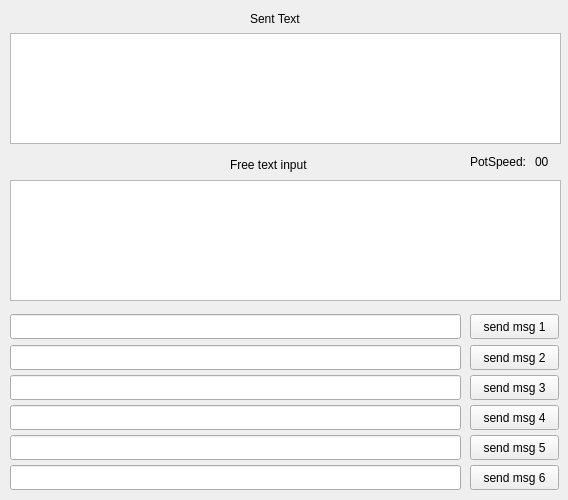
This is main.ui in mbridak/PyWinKeyerSerial as Qt 5 draws it before an edit. The edited form follows.
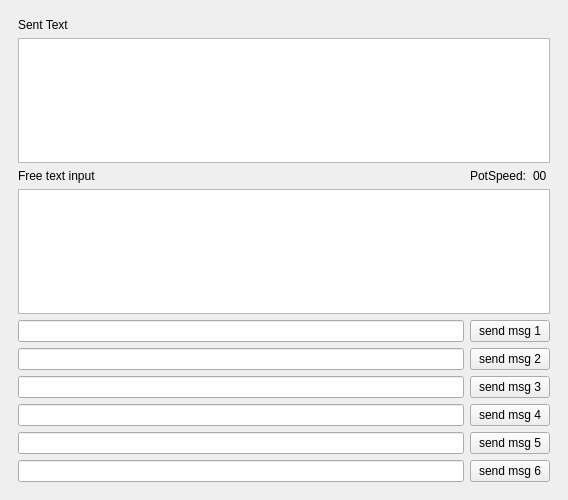
This is the edited form.

Commit message: Made the window resizeable.

Diff of the .ui file:
```diff
--- a/main.ui
+++ b/main.ui
@@ -14,216 +14,114 @@
    <string>MainWindow</string>
   </property>
   <widget class="QWidget" name="centralwidget">
-   <widget class="QPlainTextEdit" name="outputbox">
-    <property name="geometry">
-     <rect>
-      <x>10</x>
-      <y>33</y>
-      <width>551</width>
-      <height>111</height>
-     </rect>
+   <layout class="QGridLayout" name="gridLayout">
+    <property name="leftMargin">
+     <number>18</number>
     </property>
-   </widget>
-   <widget class="QPlainTextEdit" name="inputbox">
-    <property name="geometry">
-     <rect>
-      <x>10</x>
-      <y>180</y>
-      <width>551</width>
-      <height>121</height>
-     </rect>
-    </property>
-   </widget>
-   <widget class="QLineEdit" name="msg1">
-    <property name="geometry">
-     <rect>
-      <x>10</x>
-      <y>314</y>
-      <width>451</width>
-      <height>25</height>
-     </rect>
-    </property>
-   </widget>
-   <widget class="QLineEdit" name="msg2">
-    <property name="geometry">
-     <rect>
-      <x>10</x>
-      <y>345</y>
-      <width>451</width>
-      <height>25</height>
-     </rect>
-    </property>
-   </widget>
+    <property name="topMargin">
+     <number>18</number>
+    </property>
+    <property name="rightMargin">
+     <number>18</number>
+    </property>
+    <property name="bottomMargin">
+     <number>18</number>
+    </property>
+    <item row="0" column="0">
+     <widget class="QLabel" name="label">
+      <property name="text">
+       <string>Sent Text</string>
+      </property>
+     </widget>
+    </item>
+    <item row="1" column="0" colspan="3">
+     <widget class="QPlainTextEdit" name="outputbox"/>
+    </item>
+    <item row="2" column="0">
+     <widget class="QLabel" name="label_2">
+      <property name="text">
+       <string>Free text input</string>
+      </property>
+     </widget>
+    </item>
+    <item row="2" column="1">
+     <widget class="QLabel" name="label_3">
+      <property name="text">
+       <string>PotSpeed:</string>
+      </property>
+     </widget>
+    </item>
+    <item row="2" column="2">
+     <widget class="QLabel" name="potspeed_label">
+      <property name="text">
+       <string>00</string>
+      </property>
+     </widget>
+    </item>
+    <item row="3" column="0" colspan="3">
+     <widget class="QPlainTextEdit" name="inputbox"/>
+    </item>
+    <item row="4" column="0">
+     <widget class="QLineEdit" name="msg1"/>
+    </item>
+    <item row="4" column="1" colspan="2">
    <widget class="QPushButton" name="sendmsg1_button">
-    <property name="geometry">
-     <rect>
-      <x>470</x>
-      <y>314</y>
-      <width>89</width>
-      <height>25</height>
-     </rect>
-    </property>
     <property name="text">
      <string>send msg 1</string>
     </property>
    </widget>
+    </item>
+    <item row="5" column="0">
+     <widget class="QLineEdit" name="msg2"/>
+    </item>
+    <item row="5" column="1" colspan="2">
    <widget class="QPushButton" name="sendmsg2_button">
-    <property name="geometry">
-     <rect>
-      <x>470</x>
-      <y>345</y>
-      <width>89</width>
-      <height>25</height>
-     </rect>
-    </property>
     <property name="text">
      <string>send msg 2</string>
     </property>
    </widget>
-   <widget class="QLineEdit" name="msg3">
-    <property name="geometry">
-     <rect>
-      <x>10</x>
-      <y>375</y>
-      <width>451</width>
-      <height>25</height>
-     </rect>
-    </property>
-   </widget>
-   <widget class="QLineEdit" name="msg4">
-    <property name="geometry">
-     <rect>
-      <x>10</x>
-      <y>405</y>
-      <width>451</width>
-      <height>25</height>
-     </rect>
-    </property>
-   </widget>
-   <widget class="QLineEdit" name="msg5">
-    <property name="geometry">
-     <rect>
-      <x>10</x>
-      <y>435</y>
-      <width>451</width>
-      <height>25</height>
-     </rect>
-    </property>
-   </widget>
-   <widget class="QLineEdit" name="msg6">
-    <property name="geometry">
-     <rect>
-      <x>10</x>
-      <y>465</y>
-      <width>451</width>
-      <height>25</height>
-     </rect>
-    </property>
-   </widget>
+    </item>
+    <item row="6" column="0">
+     <widget class="QLineEdit" name="msg3"/>
+    </item>
+    <item row="6" column="1" colspan="2">
    <widget class="QPushButton" name="sendmsg3_button">
-    <property name="geometry">
-     <rect>
-      <x>470</x>
-      <y>375</y>
-      <width>89</width>
-      <height>25</height>
-     </rect>
-    </property>
     <property name="text">
      <string>send msg 3</string>
     </property>
    </widget>
+    </item>
+    <item row="7" column="0">
+     <widget class="QLineEdit" name="msg4"/>
+    </item>
+    <item row="7" column="1" colspan="2">
    <widget class="QPushButton" name="sendmsg4_button">
-    <property name="geometry">
-     <rect>
-      <x>470</x>
-      <y>405</y>
-      <width>89</width>
-      <height>25</height>
-     </rect>
-    </property>
     <property name="text">
      <string>send msg 4</string>
     </property>
    </widget>
+    </item>
+    <item row="8" column="0">
+     <widget class="QLineEdit" name="msg5"/>
+    </item>
+    <item row="8" column="1" colspan="2">
    <widget class="QPushButton" name="sendmsg5_button">
-    <property name="geometry">
-     <rect>
-      <x>470</x>
-      <y>435</y>
-      <width>89</width>
-      <height>25</height>
-     </rect>
-    </property>
     <property name="text">
      <string>send msg 5</string>
     </property>
    </widget>
+    </item>
+    <item row="9" column="0">
+     <widget class="QLineEdit" name="msg6"/>
+    </item>
+    <item row="9" column="1" colspan="2">
    <widget class="QPushButton" name="sendmsg6_button">
-    <property name="geometry">
-     <rect>
-      <x>470</x>
-      <y>465</y>
-      <width>89</width>
-      <height>25</height>
-     </rect>
-    </property>
     <property name="text">
      <string>send msg 6</string>
     </property>
    </widget>
-   <widget class="QLabel" name="label">
-    <property name="geometry">
-     <rect>
-      <x>250</x>
-      <y>10</y>
-      <width>58</width>
-      <height>18</height>
-     </rect>
-    </property>
-    <property name="text">
-     <string>Sent Text</string>
-    </property>
-   </widget>
-   <widget class="QLabel" name="label_2">
-    <property name="geometry">
-     <rect>
-      <x>230</x>
-      <y>156</y>
-      <width>89</width>
-      <height>18</height>
-     </rect>
-    </property>
-    <property name="text">
-     <string>Free text input</string>
-    </property>
-   </widget>
-   <widget class="QLabel" name="label_3">
-    <property name="geometry">
-     <rect>
-      <x>470</x>
-      <y>153</y>
-      <width>61</width>
-      <height>18</height>
-     </rect>
-    </property>
-    <property name="text">
-     <string>PotSpeed:</string>
-    </property>
-   </widget>
-   <widget class="QLabel" name="potspeed_label">
-    <property name="geometry">
-     <rect>
-      <x>535</x>
-      <y>153</y>
-      <width>21</width>
-      <height>18</height>
-     </rect>
-    </property>
-    <property name="text">
-     <string>00</string>
-    </property>
-   </widget>
+    </item>
+   </layout>
   </widget>
  </widget>
  <resources/>
```
Left out of the diff: 2 changed lines with no effect on the pictures. Lines whose indentation alone changed are shown as unchanged.
